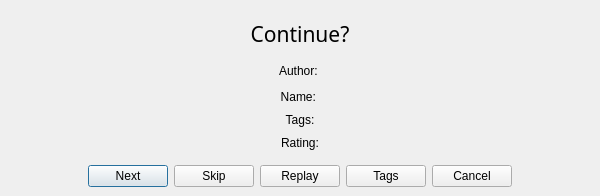
The window that MediaManager/src/QtClasses/UI/Form Files/finishDialog.ui (PaunescuAndrei/MediaManager) describes before a commit, drawn with Qt 5.
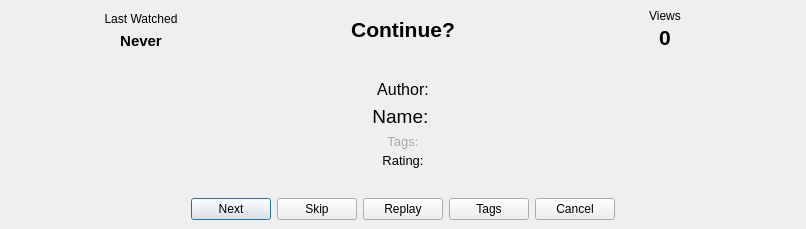
The same window after the commit. Custom widgets are drawn as their Qt base class.

```diff
--- a/MediaManager/src/QtClasses/UI/Form Files/finishDialog.ui
+++ b/MediaManager/src/QtClasses/UI/Form Files/finishDialog.ui
@@ -6,8 +6,8 @@
    <rect>
     <x>0</x>
     <y>0</y>
-    <width>600</width>
-    <height>196</height>
+    <width>806</width>
+    <height>229</height>
    </rect>
   </property>
   <property name="windowTitle">
@@ -58,32 +58,72 @@
        <number>9</number>
       </property>
       <item>
-       <widget class="QWidget" name="widget_2" native="true">
-        <layout class="QHBoxLayout" name="horizontalLayout_4" stretch="0">
-         <property name="leftMargin">
-          <number>0</number>
-         </property>
-         <property name="topMargin">
-          <number>10</number>
-         </property>
-         <property name="rightMargin">
-          <number>0</number>
-         </property>
-         <property name="bottomMargin">
-          <number>0</number>
-         </property>
+       <layout class="QHBoxLayout" name="statsLayout">
+        <property name="spacing">
+         <number>12</number>
+        </property>
+        <item>
+         <layout class="QVBoxLayout" name="lastWatchedLayout">
+          <property name="spacing">
+           <number>2</number>
+          </property>
+          <item>
+           <widget class="QLabel" name="lastWatchedLabel">
+            <property name="styleSheet">
+             <string notr="true">QLabel {
+    text-shadow: 1px 1px 2px rgba(0, 0, 0, 0.8);
+}</string>
+            </property>
+            <property name="text">
+             <string>Last Watched</string>
+            </property>
+            <property name="alignment">
+             <set>Qt::AlignmentFlag::AlignCenter</set>
+            </property>
+           </widget>
+          </item>
+          <item>
+           <widget class="QLabel" name="lastWatchedValueLabel">
+            <property name="font">
+             <font>
+              <pointsize>11</pointsize>
+              <bold>true</bold>
+             </font>
+            </property>
+            <property name="styleSheet">
+             <string notr="true">QLabel {
+    text-shadow: 2px 2px 4px rgba(0, 0, 0, 0.8);
+}</string>
+            </property>
+            <property name="text">
+             <string>Never</string>
+            </property>
+            <property name="alignment">
+             <set>Qt::AlignmentFlag::AlignCenter</set>
+            </property>
+            <property name="wordWrap">
+             <bool>false</bool>
+            </property>
+           </widget>
+          </item>
+         </layout>
+        </item>
          <item>
           <widget class="QLabel" name="mainmsg">
            <property name="font">
             <font>
-             <family>Euphorigenic</family>
              <pointsize>16</pointsize>
              <italic>false</italic>
-             <bold>false</bold>
+            <bold>true</bold>
              <underline>false</underline>
              <strikeout>false</strikeout>
             </font>
            </property>
+          <property name="styleSheet">
+           <string notr="true">QLabel {
+    text-shadow: 3px 3px 6px rgba(0, 0, 0, 0.9);
+}</string>
+          </property>
            <property name="text">
             <string>Continue?</string>
            </property>
@@ -92,8 +132,50 @@
            </property>
           </widget>
          </item>
-        </layout>
-       </widget>
+        <item>
+         <layout class="QVBoxLayout" name="viewsLayout">
+          <property name="spacing">
+           <number>2</number>
+          </property>
+          <item>
+           <widget class="QLabel" name="viewsLabel">
+            <property name="styleSheet">
+             <string notr="true">QLabel {
+    text-shadow: 1px 1px 2px rgba(0, 0, 0, 0.8);
+}</string>
+            </property>
+            <property name="text">
+             <string>Views</string>
+            </property>
+            <property name="alignment">
+             <set>Qt::AlignmentFlag::AlignCenter</set>
+            </property>
+           </widget>
+          </item>
+          <item>
+           <widget class="QLabel" name="viewsValueLabel">
+            <property name="font">
+             <font>
+              <pointsize>16</pointsize>
+              <bold>true</bold>
+             </font>
+            </property>
+            <property name="styleSheet">
+             <string notr="true">QLabel {
+    text-shadow: 2px 2px 4px rgba(0, 0, 0, 0.8);
+}</string>
+            </property>
+            <property name="text">
+             <string>0</string>
+            </property>
+            <property name="alignment">
+             <set>Qt::AlignmentFlag::AlignCenter</set>
+            </property>
+           </widget>
+          </item>
+         </layout>
+        </item>
+       </layout>
       </item>
       <item>
        <spacer name="verticalSpacer">
@@ -102,34 +184,48 @@
         </property>
         <property name="sizeHint" stdset="0">
          <size>
-          <width>20</width>
-          <height>40</height>
+          <width>0</width>
+          <height>0</height>
          </size>
         </property>
        </spacer>
       </item>
+      <item>
+       <widget class="QWidget" name="info_widget" native="true">
+        <layout class="QVBoxLayout" name="info_layout">
+         <property name="spacing">
+          <number>4</number>
+         </property>
+         <property name="leftMargin">
+          <number>0</number>
+         </property>
+         <property name="topMargin">
+          <number>0</number>
+         </property>
+         <property name="rightMargin">
+          <number>0</number>
+         </property>
+         <property name="bottomMargin">
+          <number>0</number>
+         </property>
+         <item>
+          <layout class="QVBoxLayout" name="main_layout">
+           <property name="spacing">
+            <number>6</number>
+           </property>
       <item>
        <widget class="QScrollArea" name="scrollArea_author">
         <property name="sizePolicy">
-         <sizepolicy hsizetype="Expanding" vsizetype="Maximum">
+              <sizepolicy hsizetype="Preferred" vsizetype="Preferred">
           <horstretch>0</horstretch>
           <verstretch>0</verstretch>
          </sizepolicy>
         </property>
-        <property name="minimumSize">
-         <size>
-          <width>0</width>
-          <height>20</height>
-         </size>
-        </property>
-        <property name="maximumSize">
-         <size>
-          <width>16777215</width>
-          <height>20</height>
-         </size>
-        </property>
         <property name="focusPolicy">
-         <enum>Qt::FocusPolicy::NoFocus</enum>
+              <enum>Qt::FocusPolicy::WheelFocus</enum>
+             </property>
+             <property name="styleSheet">
+              <string notr="true">QScrollBar:horizontal {height:0px;} QScrollBar:vertical {height:0px;}</string>
         </property>
         <property name="frameShape">
          <enum>QFrame::Shape::NoFrame</enum>
@@ -154,11 +250,14 @@
           <rect>
            <x>0</x>
            <y>0</y>
-           <width>570</width>
-           <height>20</height>
-          </rect>
-         </property>
-         <layout class="QHBoxLayout" name="horizontalLayout_6">
+                <width>774</width>
+                <height>21</height>
+               </rect>
+              </property>
+              <property name="focusPolicy">
+               <enum>Qt::FocusPolicy::WheelFocus</enum>
+              </property>
+              <layout class="QVBoxLayout" name="verticalLayout_2">
           <property name="leftMargin">
            <number>0</number>
           </property>
@@ -174,17 +273,30 @@
           <item>
            <widget class="QLabel" name="author_label">
             <property name="sizePolicy">
-             <sizepolicy hsizetype="Preferred" vsizetype="Maximum">
+                  <sizepolicy hsizetype="Preferred" vsizetype="Preferred">
               <horstretch>0</horstretch>
               <verstretch>0</verstretch>
              </sizepolicy>
             </property>
+                 <property name="font">
+                  <font>
+                   <pointsize>12</pointsize>
+                  </font>
+                 </property>
+                 <property name="styleSheet">
+                  <string notr="true">QLabel {
+    text-shadow: 1px 1px 2px rgba(0, 0, 0, 0.7);
+}</string>
+                 </property>
             <property name="text">
-             <string>Author: </string>
+                  <string>Author:</string>
             </property>
             <property name="alignment">
              <set>Qt::AlignmentFlag::AlignCenter</set>
             </property>
+                 <property name="wordWrap">
+                  <bool>false</bool>
+                 </property>
            </widget>
           </item>
          </layout>
@@ -193,20 +305,17 @@
       </item>
       <item>
        <widget class="QScrollArea" name="scrollArea_name">
-        <property name="minimumSize">
-         <size>
-          <width>0</width>
-          <height>20</height>
-         </size>
-        </property>
-        <property name="maximumSize">
-         <size>
-          <width>16777215</width>
-          <height>20</height>
-         </size>
+             <property name="sizePolicy">
+              <sizepolicy hsizetype="Preferred" vsizetype="Preferred">
+               <horstretch>0</horstretch>
+               <verstretch>0</verstretch>
+              </sizepolicy>
         </property>
         <property name="focusPolicy">
-         <enum>Qt::FocusPolicy::NoFocus</enum>
+              <enum>Qt::FocusPolicy::WheelFocus</enum>
+             </property>
+             <property name="styleSheet">
+              <string notr="true">QScrollBar:horizontal {height:0px;} QScrollBar:vertical {height:0px;}</string>
         </property>
         <property name="frameShape">
          <enum>QFrame::Shape::NoFrame</enum>
@@ -227,15 +336,10 @@
          <bool>true</bool>
         </property>
         <widget class="QWidget" name="scrollAreaWidgetContents_2">
-         <property name="geometry">
-          <rect>
-           <x>0</x>
-           <y>0</y>
-           <width>570</width>
-           <height>20</height>
-          </rect>
-         </property>
-         <layout class="QHBoxLayout" name="horizontalLayout_3">
+              <property name="focusPolicy">
+               <enum>Qt::FocusPolicy::WheelFocus</enum>
+              </property>
+              <layout class="QVBoxLayout" name="verticalLayout">
           <property name="leftMargin">
            <number>0</number>
           </property>
@@ -251,17 +355,25 @@
           <item>
            <widget class="QLabel" name="name_label">
             <property name="sizePolicy">
-             <sizepolicy hsizetype="Preferred" vsizetype="Maximum">
+                  <sizepolicy hsizetype="Preferred" vsizetype="Preferred">
               <horstretch>0</horstretch>
               <verstretch>0</verstretch>
              </sizepolicy>
             </property>
+                 <property name="font">
+                  <font>
+                   <pointsize>14</pointsize>
+                  </font>
+                 </property>
             <property name="text">
              <string>Name: </string>
             </property>
             <property name="alignment">
              <set>Qt::AlignmentFlag::AlignCenter</set>
             </property>
+                 <property name="wordWrap">
+                  <bool>false</bool>
+                 </property>
            </widget>
           </item>
          </layout>
@@ -270,6 +382,16 @@
       </item>
       <item>
        <widget class="QLabel" name="tags_label">
+             <property name="font">
+              <font>
+               <pointsize>10</pointsize>
+              </font>
+             </property>
+             <property name="styleSheet">
+              <string notr="true">QLabel {
+    color: #AAAAAA;
+}</string>
+             </property>
         <property name="text">
          <string>Tags:</string>
         </property>
@@ -281,6 +403,8 @@
         </property>
        </widget>
       </item>
+          </layout>
+         </item>
       <item>
        <widget class="QWidget" name="ratingBox" native="true">
         <layout class="QHBoxLayout" name="horizontalLayout_2">
@@ -303,8 +427,8 @@
            </property>
            <property name="sizeHint" stdset="0">
             <size>
-             <width>40</width>
-             <height>20</height>
+                <width>0</width>
+                <height>0</height>
             </size>
            </property>
           </spacer>
@@ -317,6 +441,11 @@
              <verstretch>0</verstretch>
             </sizepolicy>
            </property>
+              <property name="font">
+               <font>
+                <pointsize>10</pointsize>
+               </font>
+              </property>
            <property name="text">
             <string>Rating:</string>
            </property>
@@ -332,11 +461,14 @@
            </property>
            <property name="sizeHint" stdset="0">
             <size>
-             <width>40</width>
-             <height>20</height>
+                <width>0</width>
+                <height>0</height>
             </size>
            </property>
           </spacer>
+            </item>
+           </layout>
+          </widget>
          </item>
         </layout>
        </widget>
@@ -348,8 +480,8 @@
         </property>
         <property name="sizeHint" stdset="0">
          <size>
-          <width>20</width>
-          <height>40</height>
+          <width>0</width>
+          <height>0</height>
          </size>
         </property>
        </spacer>
@@ -376,8 +508,8 @@
            </property>
            <property name="sizeHint" stdset="0">
             <size>
-             <width>40</width>
-             <height>20</height>
+             <width>0</width>
+             <height>0</height>
             </size>
            </property>
           </spacer>
@@ -439,8 +571,8 @@
            </property>
            <property name="sizeHint" stdset="0">
             <size>
-             <width>40</width>
-             <height>20</height>
+             <width>0</width>
+             <height>0</height>
             </size>
            </property>
           </spacer>
```
Left out of the diff: 4 changed lines with no effect on the pictures. Lines whose indentation alone changed are shown as unchanged.
